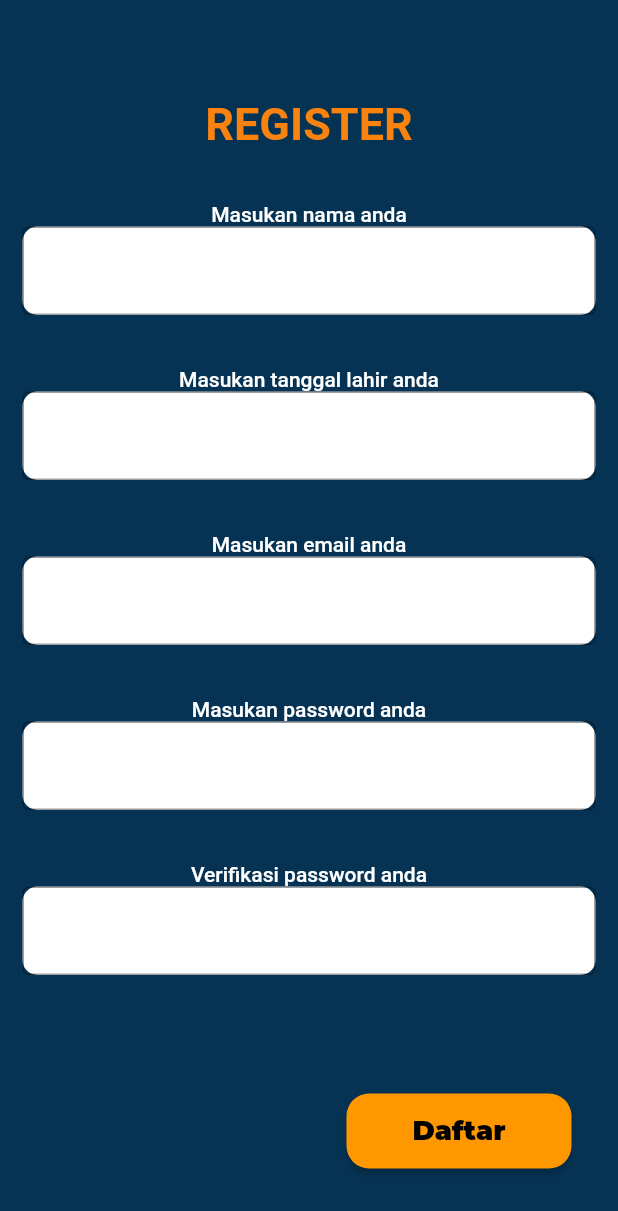
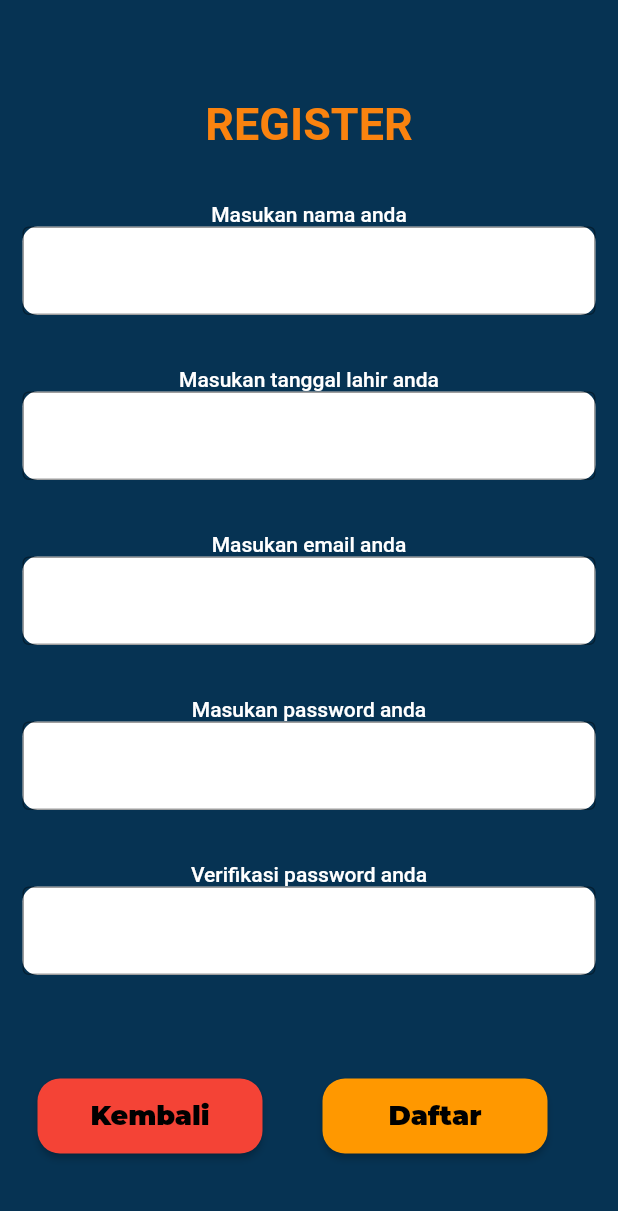
Before and after one commit to Soviena/inovasi-budaya-flutter, a Flutter app: the screen it shows after launch, after a tap on "Daftar", on a phone screen of 412 x 824 dp. Shown: the top 1211 px of the screen. Run offline on Flutter 3.47's test engine with Material 2 defaults, Android fonts, the phone set to English and light mode, and no system bars.

Commit message:
update register

```diff
--- a/lib/main.dart
+++ b/lib/main.dart
@@ -5,9 +5,9 @@ import 'package:inovasi_budaya/view/SplashView.dart';
 void main() => runApp(
       MaterialApp(
         debugShowCheckedModeBanner: false,
-        initialRoute: '/register',
+        initialRoute: '/SplashView',
         routes: {
-          '/register': (context) => Register(),
+          '/SplashView': (context) => LoginPage(),
         },
       ),
     );
--- a/lib/view/SplashView.dart
+++ b/lib/view/SplashView.dart
@@ -1,4 +1,5 @@
 import 'package:flutter/material.dart';
+import 'package:inovasi_budaya/view/register.dart';
 
 void main() {
   runApp(SplashView());
@@ -216,7 +217,13 @@ class LoginPage extends StatelessWidget {
                       SizedBox(height: 40),
                       Center(
                         child: ElevatedButton(
-                          onPressed: () {},
+                          onPressed: () {
+                            Navigator.push(
+                              context,
+                              MaterialPageRoute(
+                                  builder: (context) => Register()),
+                            );
+                          },
                           child: Text(
                             'Daftar',
                             style: TextStyle(
--- a/lib/view/register.dart
+++ b/lib/view/register.dart
@@ -1,5 +1,6 @@
 import 'dart:convert';
 import 'package:flutter/material.dart';
+import 'package:inovasi_budaya/view/SplashView.dart';
 
 class Register extends StatefulWidget {
   Register({Key? key}) : super(key: key);
@@ -151,11 +152,55 @@ class _RegisterState extends State<Register> {
                   ]),
                 ),
               ),
+              Row(
+                children: [
                   Padding(
-                padding: const EdgeInsets.only(bottom: 30, left: 200),
+                    padding: EdgeInsets.only(bottom: 40, right: 20, left: 10),
                     child: Center(
                       child: ElevatedButton(
-                    onPressed: () {},
+                        onPressed: () {
+                          Navigator.push(
+                            context,
+                            MaterialPageRoute(
+                                builder: (context) => LoginPage()),
+                          );
+                        },
+                        child: Text(
+                          'Kembali',
+                          style: TextStyle(
+                            fontSize: 18,
+                            fontWeight: FontWeight.w900,
+                            color: Colors.black,
+                            fontFamily: 'Montserrat',
+                          ),
+                        ),
+                        style: ButtonStyle(
+                          backgroundColor: MaterialStateProperty.all<Color>(
+                            Colors.red,
+                          ),
+                          fixedSize: MaterialStateProperty.all<Size>(
+                            Size(150, 50),
+                          ),
+                          shape: MaterialStateProperty.all<OutlinedBorder>(
+                            RoundedRectangleBorder(
+                              borderRadius: BorderRadius.circular(15),
+                            ),
+                          ),
+                        ),
+                      ),
+                    ),
+                  ),
+                  Padding(
+                    padding: EdgeInsets.only(bottom: 40, left: 20),
+                    child: Center(
+                      child: ElevatedButton(
+                        onPressed: () {
+                          Navigator.push(
+                            context,
+                            MaterialPageRoute(
+                                builder: (context) => LoginPage()),
+                          );
+                        },
                         child: Text(
                           'Daftar',
                           style: TextStyle(
@@ -183,6 +228,8 @@ class _RegisterState extends State<Register> {
                   ),
                 ],
               ),
+            ],
+          ),
         ),
       ),
     );
```
Lines whose indentation alone changed are shown as unchanged.
